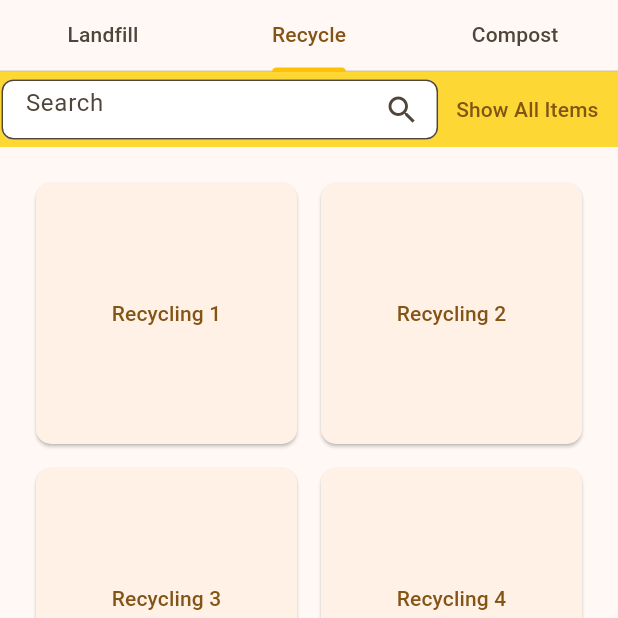
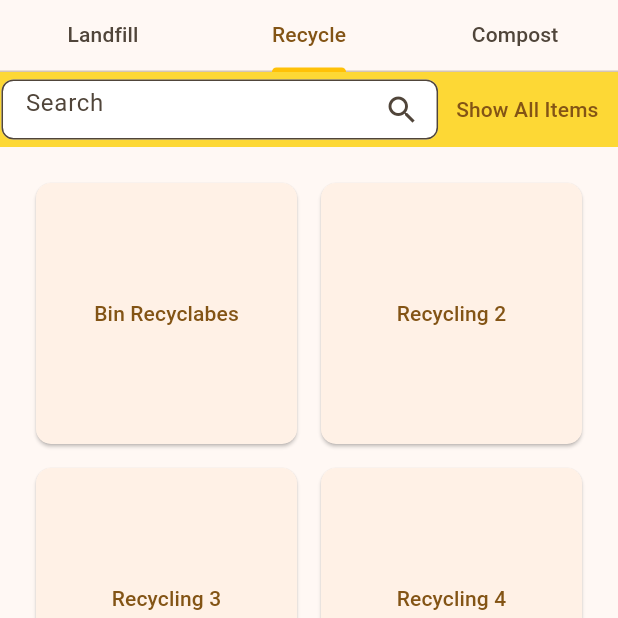
Before and after one commit to icecoldsprite1/SLUGarbage, a Flutter app: the InfoPage screen opened directly, tab 2 chosen, on a phone screen of 412 x 824 dp, the top half of it. Run offline on Flutter 3.47's test engine with Material 3 defaults, Android fonts, the light colour scheme and no system bars; our stand-ins replace firebase_auth, firebase_core, go_router; missing offline and left inert: firebase_ui_auth, flutter_osm_plugin; accounts and stored records are empty.

Commit message:
first button

```diff
--- a/lib/info_page.dart
+++ b/lib/info_page.dart
@@ -103,7 +103,7 @@ class _InfoPageState extends State<InfoPage>
           // For example:
           print('Button 1 on Tab 2 clicked!');
           appState.addPoints();
-          appState.addRecent('Recycling 1');
+          appState.addRecent('Bin Recyclabes');
         },
         () {
           // Functionality for button 2 on Tab 2
@@ -135,7 +135,7 @@ class _InfoPageState extends State<InfoPage>
         },
         // Define other button actions for Tab 2 here
       ];
-      buttonNames = ['Recycling 1', 'Recycling 2', 'Recycling 3', 'Recycling 4', 'Recycling 5'];
+      buttonNames = ['Bin Recyclabes', 'Recycling 2', 'Recycling 3', 'Recycling 4', 'Recycling 5'];
     } else if (tabNumber == 3) {
       buttonActions = [
         () {
```
Also changed, not shown: lib/main.dart (line endings or trailing spaces).
